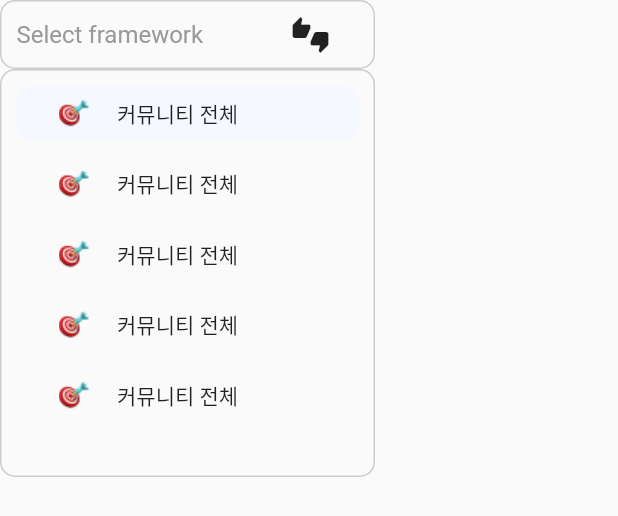
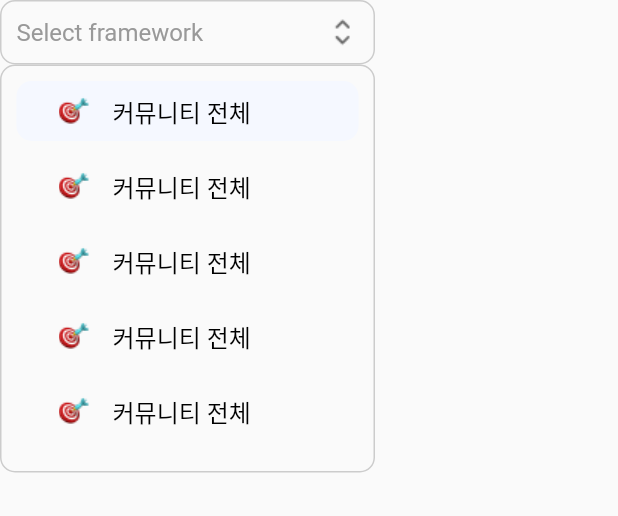
Before and after one commit to name27/sfac-design, a Flutter app: the ComboBox widget shown alone on an empty page, opened directly, after a tap on "Select framework", on a phone screen of 412 x 824 dp. Shown: the top 516 px of the screen. Run offline on Flutter 3.47's test engine with Material 2 defaults, Android fonts, the phone set to English and light mode, and no system bars; our stand-ins replace flutter_svg; network calls fail; Roboto replaces fonts that are missing (PretendardRegular).

Commit message:
카드,셀렉트메인, 콤보 박스 수정 및 준완성

```diff
--- a/lib/endwidget/combo_box.dart
+++ b/lib/endwidget/combo_box.dart
@@ -1,13 +1,16 @@
 import 'package:flutter/material.dart';
 import 'package:widgets/endwidget/card.dart';
 import 'package:widgets/endwidget/select_main.dart';
+import 'package:widgets/endwidget/select_menu.dart';
 import 'package:widgets/util/sfac_color.dart';
+import 'package:widgets/util/sfac_icon.dart';
 import 'package:widgets/util/sfac_text_style.dart';
+import 'package:widgets/widget/icon.dart';
 
 class ComboBox extends StatefulWidget {
   const ComboBox({
     super.key,
-    required this.children,
+    required this.selectMenu,
     this.title,
     this.margin = 10,
     this.outlineColor,
@@ -19,7 +22,7 @@ class ComboBox extends StatefulWidget {
     this.onTap,
   });
   final String? title;
-  final List<Widget?> children;
+  final List<SelectMenu?> selectMenu;
   final double margin;
   final Color? outlineColor;
   final double outlineWidth;
@@ -58,7 +61,7 @@ class _ComboBoxState extends State<ComboBox> {
                 widget.title ?? 'Select framework',
                 style: SfacTextStyle.b3R16(color: SfacColor.grayScale40),
               ),
-              right: widget.trailingIcon ?? const Icon(Icons.thumbs_up_down),
+              right: widget.trailingIcon ?? const SFIcon(SfacIcon.coverbox),
             ),
           ),
           isTap
@@ -76,7 +79,7 @@ class _ComboBoxState extends State<ComboBox> {
                       heightSpacing: 10,
                       direction: Axis.vertical,
                       height: widget.height,
-                      children: widget.children))
+                      children: widget.selectMenu))
               : const SizedBox()
         ],
       ),
--- /dev/null
+++ b/lib/endwidget/select_menu.dart
@@ -0,0 +1,30 @@
+import 'package:flutter/material.dart';
+import 'package:widgets/util/sfac_text_style.dart';
+
+class SelectMenu extends StatelessWidget {
+  const SelectMenu(
+      {super.key,
+      required this.icon,
+      required this.text,
+      this.widthSpacing = 15,
+      this.leadingPadding = 20});
+  final Widget? icon;
+  final String text;
+  final double widthSpacing;
+  final double leadingPadding;
+
+  @override
+  Widget build(BuildContext context) {
+    return Row(
+      children: [
+        SizedBox(width: leadingPadding),
+        icon ?? const SizedBox(),
+        SizedBox(width: widthSpacing),
+        Text(
+          text,
+          style: SfacTextStyle.b3R16(),
+        ),
+      ],
+    );
+  }
+}
```
Also changed, not shown: lib/endwidget/card.dart (+4 -4 lines), lib/main.dart (+31 -49 lines).
